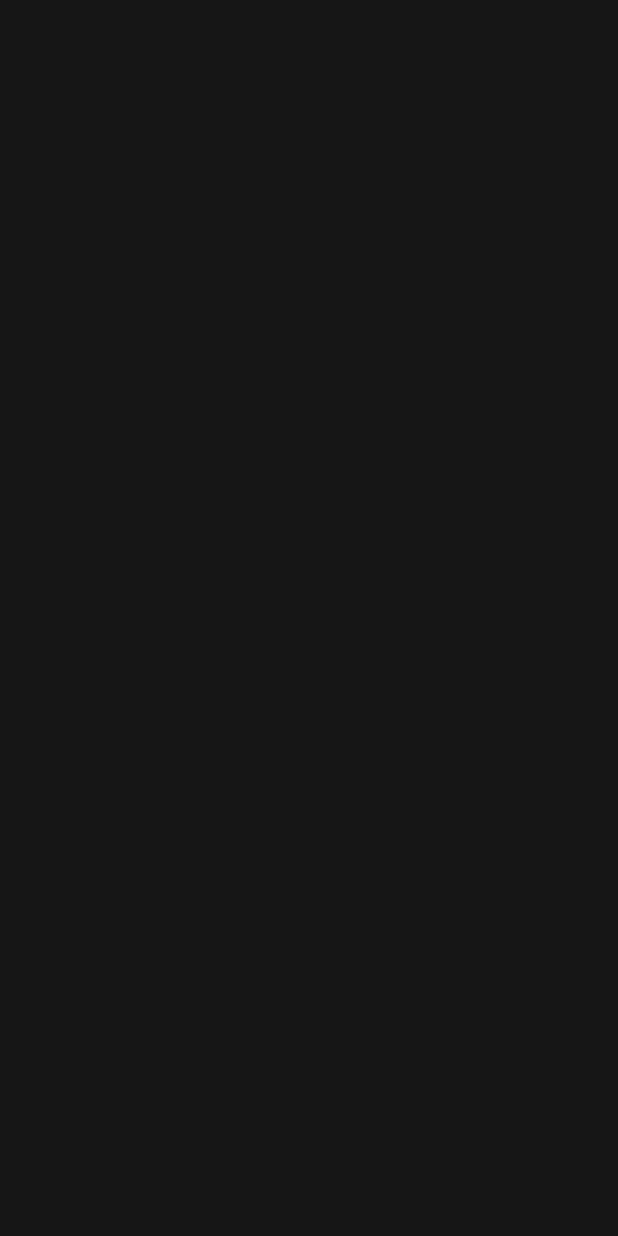
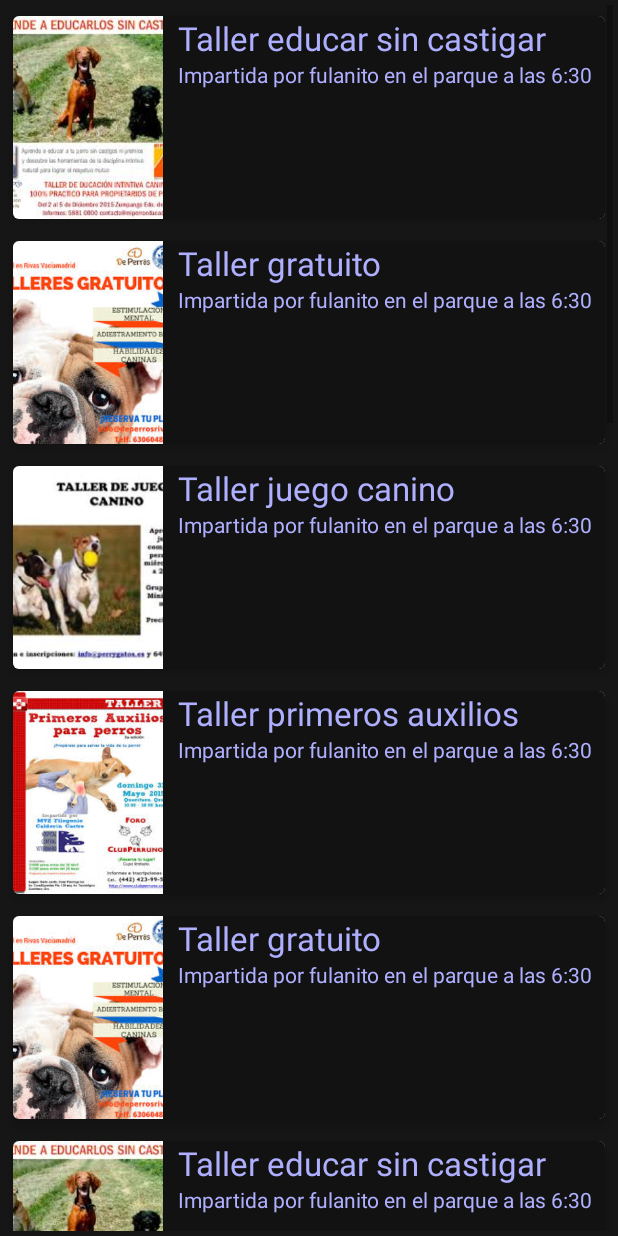
Before and after one commit to kzrrz/MyApplication, an Android app: the TalleresCursosActivity screen opened directly, with no data from a screen before it, on a phone screen of 412 x 824 dp. Before the commit the screen is empty. Run offline under Robolectric (Android 15) with nearby library versions, the phone set to English and light mode, and no system bars.

Commit message:
versión 0.6.1 se agregó: -SE AGREGARON COMENTARIOS AL CODIGO DE LAS CLASES JAVA -clases java:             -taller: contiene los campos que tendrá cada taller en la galeria, ejemplo: nombre, edad, etc.             -TallerAdapter: adaptaptador donde se imprimen los campos en el recyclerview y cardview.             -TalleresCursosActivity: (se modificó): se agregaron los items para la galería.
 -XML:
         - cardview_taller: se agregó el elemento cardview, donde se visualizará cada item en la galería.
         - activity_talleres_cursos: (se modificó), se agregó el elmento recycler view para la galería.

 -carpetas:
        - drawable (ya existía): se agregaron imagenes de los talleres que se mostraran en la galería.

        :V

```diff
--- a/app/src/main/java/com/example/lsc/perrerampal/AnimalAdapter.java
+++ b/app/src/main/java/com/example/lsc/perrerampal/AnimalAdapter.java
@@ -13,16 +13,20 @@ import java.util.List;
  * Created by jesus on 23/03/2017.
  */
 
+/*
+clase AnimalAdapter el cual es un adaptador para superponer los cardview en el recyclerview
+* */
 public class AnimalAdapter extends RecyclerView.Adapter<AnimalAdapter.AnimalViewHolder> {
 //:V
-private List<animal> items;
+private List<animal> items;//se obtiene la lista de los animales
 
 public static class AnimalViewHolder extends RecyclerView.ViewHolder {
     // Campos respectivos de un item
-    public ImageView imagen;
-    public TextView nombre;
-    public TextView descripcion;
+    public ImageView imagen; //se declara un imageview para la imagen del animal
+    public TextView nombre;//se declara un imageview para la imagen del animal
+    public TextView descripcion; //se declara un textview para la imagen del animal
 
+    //se declara un constructor para la galeria el cual tendrá imagen, nombre y una descripcion del animal
     public AnimalViewHolder(View v) {
         super(v);
         imagen = (ImageView) v.findViewById(R.id.imagen);
@@ -37,17 +41,19 @@ public static class AnimalViewHolder extends RecyclerView.ViewHolder {
 
     @Override
     public int getItemCount() {
-        return items.size();
+        return items.size();//se obtiene el tamaño de las imagenes y los retorna adaptados a la galeria
     }
 
     @Override
     public AnimalAdapter.AnimalViewHolder onCreateViewHolder(ViewGroup viewGroup, int i) {
         View v = LayoutInflater.from(viewGroup.getContext())
-                .inflate(R.layout.cardview, viewGroup, false);
+                .inflate(R.layout.cardview, viewGroup, false);//se inflan los cardview en la galeria
         return new AnimalAdapter.AnimalViewHolder(v);
     }
 
     @Override
+    /*se muestra la galeria en un recycler view sobreponiendo los cardview, los cuales tendran una imagen del animal,
+                 nombre del animal y una descripcion del animal*/
     public void onBindViewHolder(AnimalAdapter.AnimalViewHolder viewHolder, int i) {
         viewHolder.imagen.setImageResource(items.get(i).getImagen());
         viewHolder.nombre.setText(""+String.valueOf(items.get(i).getNombre()));
--- a/app/src/main/java/com/example/lsc/perrerampal/ListaAdopcion.java
+++ b/app/src/main/java/com/example/lsc/perrerampal/ListaAdopcion.java
@@ -9,21 +9,28 @@ import java.util.ArrayList;
 import java.util.List;
 
 
+/*
+CLASE ListaAdopcion en el cual  se implementa el recyclerView y el Cardview para la galeria mediante un administrador, aqui se
+  obtiene la informacion de cada taller y la imagen del taller
+*/
+
 public class ListaAdopcion extends AppCompatActivity {
 
     //Se declaran los recycler necesarios
-    private RecyclerView recycler;
-    private RecyclerView.Adapter adapter;
-    private RecyclerView.LayoutManager lManager;
+    private RecyclerView recycler;//se declara un recyvler view para la galeria
+    private RecyclerView.Adapter adapter;//se declara un adaptador para la galeria
+    private RecyclerView.LayoutManager lManager;//se declara un administrador para que junte el RecyclerView y el Cardview en la galeria
 
     @Override
     protected void onCreate(Bundle savedInstanceState) {
         super.onCreate(savedInstanceState);
-        setContentView(R.layout.activity_lista_adopcion);
+        setContentView(R.layout.activity_lista_adopcion);//se liga con el xml de la clase JAVA ListaAdopcion (QUE ES ESTA)
 
-        // Inicializar lista de animales
-        List items = new ArrayList();
+        // Se inicializar el arreglo para la lista de animales que aparecerán en la galeria
 
+        List items = new ArrayList();//se declara la lista de items (animales)
+
+        //se agregan los talleres a la lista antes declarada
         items.add(new animal(R.drawable.perro01, "Firulais", "Es muy cariñoso "));
         items.add(new animal(R.drawable.perro02, "Daisy", "Es juguetón"));
         items.add(new animal(R.drawable.perro03, "Toby", "Es muy peligroso XD"));
@@ -41,15 +48,15 @@ public class ListaAdopcion extends AppCompatActivity {
         items.add(new animal(R.drawable.perro15, "Bamby", "Tiene doctorado"));
         items.add(new animal(R.drawable.perro16, "Africa", "Especialista en ladrar fuerte"));
 
-// Obtener el Recycler
+// Se obtiene el recycler view (se declaró al principio) el cual es un xml, mediante su id (reciclador)
         recycler = (RecyclerView) findViewById(R.id.reciclador);
         recycler.setHasFixedSize(true);
 
-// Usar un administrador para LinearLayout
+// Se usa un administrador (se declaró al principio) para LinearLayout de la galeria de animales
         lManager = new LinearLayoutManager(this);
         recycler.setLayoutManager(lManager);
 
-// Crear un nuevo adaptador
+// Se crea un nuevo adaptador (se declaró al principio) para juntar el recyclerview con los cardview
         adapter = new AnimalAdapter(items);
         recycler.setAdapter(adapter);
     }
--- /dev/null
+++ b/app/src/main/java/com/example/lsc/perrerampal/TallerAdapter.java
@@ -0,0 +1,61 @@
+package com.example.lsc.perrerampal;
+
+import android.support.v7.widget.RecyclerView;
+import android.view.LayoutInflater;
+import android.view.View;
+import android.view.ViewGroup;
+import android.widget.ImageView;
+import android.widget.TextView;
+
+import java.util.List;
+
+/**
+ * Created by jesus on 29/03/2017.
+ */
+/*
+clase TallerAdapter el cual es un adaptador para superponer los cardview en el recyclerview
+* */
+public class TallerAdapter extends RecyclerView.Adapter<TallerAdapter.TallerViewHolder> {
+
+    private List<taller> items; //se obtiene la lista de los talleres
+
+    public static class TallerViewHolder extends RecyclerView.ViewHolder {
+        // Campos respectivos de un item
+        public ImageView imagen_taller; //se declara un imageview para la imagen del taller
+        public TextView nombre_taller; //se declara un textview para el nombre del taller
+        public TextView descripcion_taller;//se declara un textview para la descripcion del taller
+
+        //se declara un constructor para la galeria el cual tendrá imagen, nombre del taller y una descripcion
+        public TallerViewHolder(View v) {
+            super(v);
+            imagen_taller = (ImageView) v.findViewById(R.id.imagen_taller);
+            nombre_taller = (TextView) v.findViewById(R.id.nombre_taller);
+            descripcion_taller = (TextView) v.findViewById(R.id.descripcion_taller);
+        }
+    }
+
+    public TallerAdapter(List<taller> items) {
+        this.items = items;
+    }
+
+    @Override
+    public int getItemCount() {
+        return items.size(); //se obtiene el tamaño de las imagenes y los retorna adaptados a la galeria
+    }
+
+    @Override
+    public TallerViewHolder onCreateViewHolder(ViewGroup viewGroup, int i) { //se inflan los cardview en la galeria
+        View v = LayoutInflater.from(viewGroup.getContext())
+                .inflate(R.layout.cardview_taller, viewGroup, false);
+        return new TallerViewHolder(v);
+    }
+
+    @Override/*se muestra la galeria en un recycler view sobreponiendo los cardview, los cuales tendran una imagen del taller,
+                 nombre del taller y una descripcion del taller*/
+    public void onBindViewHolder(TallerViewHolder viewHolder, int i) {
+        viewHolder.imagen_taller.setImageResource(items.get(i).getImagen_taller());
+        viewHolder.nombre_taller.setText(""+String.valueOf(items.get(i).getNombre_taller()));
+        viewHolder.descripcion_taller.setText(""+String.valueOf(items.get(i).getDescripcion_taller()));
+    }
+
+}
--- a/app/src/main/java/com/example/lsc/perrerampal/TalleresCursosActivity.java
+++ b/app/src/main/java/com/example/lsc/perrerampal/TalleresCursosActivity.java
@@ -2,12 +2,58 @@ package com.example.lsc.perrerampal;
 
 import android.support.v7.app.ActionBarActivity;
 import android.os.Bundle;
+import android.support.v7.app.AppCompatActivity;
+import android.support.v7.widget.LinearLayoutManager;
+import android.support.v7.widget.RecyclerView;
 
-public class TalleresCursosActivity extends ActionBarActivity {
+import java.util.ArrayList;
+import java.util.List;
 
+/*CLASE TalleresCursosActivity en el cual  se implementa el recyclerView y el Cardview para la galeria mediante un administrador, aqui se
+  obtiene la informacion de cada taller y la imagen del taller
+
+*/
+public class TalleresCursosActivity extends AppCompatActivity {
+    private RecyclerView recycler_taller; //se declara un recyvler view para la galeria
+    private RecyclerView.Adapter adapter_taller;//se declara un adaptador para la galeria
+    private RecyclerView.LayoutManager lManager_taller;//se declara un administrador para que junte el RecyclerView y el Cardview en la galeria
     @Override
     protected void onCreate(Bundle savedInstanceState) {
         super.onCreate(savedInstanceState);
-        setContentView(R.layout.activity_talleres_cursos);
+        setContentView(R.layout.activity_talleres_cursos); //se liga con el xml de la clase JAVA TalleresCursosActivity (QUE ES ESTA)
+
+        // Se inicializar el arreglo para la lista de talleres que aparecerán en la galeria
+
+        List items = new ArrayList(); //se declara la lista de items (talleres)
+
+        //se agregan los talleres a la lista antes declarada
+        items.add(new taller(R.drawable.taller_educar_sin_castigar, "Taller educar sin castigar", "Impartida por fulanito en el parque a las 6:30"));
+        items.add(new taller(R.drawable.taller_gratuito, "Taller gratuito", "Impartida por fulanito en el parque a las 6:30"));
+        items.add(new taller(R.drawable.taller_juego_canino, "Taller juego canino", "Impartida por fulanito en el parque a las 6:30"));
+        items.add(new taller(R.drawable.taller_primeros_auxilios, "Taller primeros auxilios", "Impartida por fulanito en el parque a las 6:30"));
+        items.add(new taller(R.drawable.taller_gratuito, "Taller gratuito", "Impartida por fulanito en el parque a las 6:30"));
+        items.add(new taller(R.drawable.taller_educar_sin_castigar, "Taller educar sin castigar", "Impartida por fulanito en el parque a las 6:30"));
+        items.add(new taller(R.drawable.taller_juego_canino, "Taller juego canino", "Impartida por fulanito en el parque a las 6:30"));
+        items.add(new taller(R.drawable.taller_primeros_auxilios, "Taller primeros auxilios", "Impartida por fulanito en el parque a las 6:30"));
+        items.add(new taller(R.drawable.taller_educar_sin_castigar, "Taller educar sin castigar", "Impartida por fulanito en el parque a las 6:30"));
+        items.add(new taller(R.drawable.taller_juego_canino, "Taller juego canino", "Impartida por fulanito en el parque a las 6:30"));
+        items.add(new taller(R.drawable.taller_gratuito, "Taller gratuito", "Impartida por fulanito en el parque a las 6:30"));
+        items.add(new taller(R.drawable.taller_educar_sin_castigar, "Taller educar sin castigar", "Impartida por fulanito en el parque a las 6:30"));
+        items.add(new taller(R.drawable.taller_gratuito, "Taller gratuito", "Impartida por fulanito en el parque a las 6:30"));
+        items.add(new taller(R.drawable.taller_primeros_auxilios, "Taller primeros auxilios", "Impartida por fulanito en el parque a las 6:30"));
+        items.add(new taller(R.drawable.taller_juego_canino, "Taller juego canino", "Impartida por fulanito en el parque a las 6:30"));
+        items.add(new taller(R.drawable.taller_educar_sin_castigar, "Taller educar sin castigar", "Impartida por fulanito en el parque a las 6:30"));
+
+// Se obtiene el recycler view (se declaró al principio) el cual es un xml, mediante su id (reciclador_taller)
+        recycler_taller = (RecyclerView) findViewById(R.id.reciclador_taller);
+        recycler_taller.setHasFixedSize(true);
+
+// Se usa un administrador (se declaró al principio) para LinearLayout de la galeria de talleres
+        lManager_taller = new LinearLayoutManager(this);
+        recycler_taller.setLayoutManager(lManager_taller);
+
+// Se crea un nuevo adaptador (se declaró al principio) para juntar el recyclerview con los cardview
+        adapter_taller = new TallerAdapter(items);
+        recycler_taller.setAdapter(adapter_taller);
     }
 }
--- a/app/src/main/java/com/example/lsc/perrerampal/animal.java
+++ b/app/src/main/java/com/example/lsc/perrerampal/animal.java
@@ -3,6 +3,10 @@ package com.example.lsc.perrerampal;
 /**
  * Created by jesus on 22/03/2017.
  */
+
+/*
+* clase animal donde se obtiene la informacion del animal y los retorna al adaptador para mostrarlos en la galeria
+* */
 
 public class animal {
     //campos que tendrá cada animal en su cardview
@@ -10,12 +14,14 @@ public class animal {
     private String nombre;
     private String descripcion;
 
+    //se declara un constructor para los animales
     public animal(int imagen, String nombre, String descripcion) {
         this.imagen = imagen;
         this.nombre = nombre;
         this.descripcion= descripcion;
     }
 
+    //se retornan la informacion de los animales
     public String getNombre() {
         return nombre;
     }
--- /dev/null
+++ b/app/src/main/java/com/example/lsc/perrerampal/taller.java
@@ -0,0 +1,35 @@
+package com.example.lsc.perrerampal;
+
+/**
+ * Created by jesus on 29/03/2017.
+ */
+
+/*
+* clase taller donde se obtiene la informacion del taller y los retorna al adaptador para mostrarlos en la galeria
+* */
+public class taller {
+    //campos que tendrá cada taller en su cardview
+    private int imagen_taller;
+    private String nombre_taller;
+    private String descripcion_taller;
+
+    //se declara un constructor para los talleres
+    public taller(int imagen_taller, String nombre_taller, String descripcion_taller) {
+        this.imagen_taller = imagen_taller;
+        this.nombre_taller = nombre_taller;
+        this.descripcion_taller= descripcion_taller;
+    }
+
+    //retorna los datos de los talleres
+    public String getNombre_taller() {
+        return nombre_taller;
+    }
+
+    public String getDescripcion_taller() {
+        return descripcion_taller;
+    }
+
+    public int getImagen_taller() {
+        return imagen_taller;
+    }
+}
--- a/app/src/main/res/layout/activity_talleres_cursos.xml
+++ b/app/src/main/res/layout/activity_talleres_cursos.xml
@@ -1,13 +1,9 @@
 <?xml version="1.0" encoding="utf-8"?>
-<RelativeLayout xmlns:android="http://schemas.android.com/apk/res/android"
-    xmlns:tools="http://schemas.android.com/tools"
-    android:id="@+id/activity_talleres_cursos"
+<android.support.v7.widget.RecyclerView
+    xmlns:android="http://schemas.android.com/apk/res/android"
+    android:id="@+id/reciclador_taller"
+    android:background="#161616"
     android:layout_width="match_parent"
     android:layout_height="match_parent"
-    android:paddingBottom="@dimen/activity_vertical_margin"
-    android:paddingLeft="@dimen/activity_horizontal_margin"
-    android:paddingRight="@dimen/activity_horizontal_margin"
-    android:paddingTop="@dimen/activity_vertical_margin"
-    tools:context="com.example.lsc.perrerampal.TalleresCursosActivity">
-
-</RelativeLayout>
+    android:padding="3dp"
+    android:scrollbars="vertical" />
--- /dev/null
+++ b/app/src/main/res/layout/cardview_taller.xml
@@ -0,0 +1,44 @@
+<?xml version="1.0" encoding="utf-8"?>
+<android.support.v7.widget.CardView xmlns:android="http://schemas.android.com/apk/res/android"
+    xmlns:card_view="http://schemas.android.com/apk/res-auto"
+    android:layout_width="match_parent"
+    android:layout_height="150dp"
+    card_view:cardCornerRadius="4dp"
+    card_view:cardElevation="4dp"
+    card_view:cardUseCompatPadding="true">
+
+    <RelativeLayout
+        android:background="#121212"
+        android:layout_width="match_parent"
+        android:layout_height="wrap_content">
+
+        <ImageView
+            android:id="@+id/imagen_taller"
+            android:layout_width="100dp"
+            android:layout_height="150dp"
+            android:scaleType="centerCrop" />
+
+        <TextView
+            android:layout_width="wrap_content"
+            android:layout_height="wrap_content"
+            android:textAppearance="?android:attr/textAppearanceLarge"
+            android:text="Large Text"
+            android:id="@+id/nombre_taller"
+            android:textColor="#AFAFFF"
+            android:layout_toRightOf="@+id/imagen_taller"
+            android:layout_alignParentTop="true"
+            android:layout_marginLeft="10dp" />
+
+        <TextView
+            android:layout_width="wrap_content"
+            android:layout_height="wrap_content"
+            android:textColor="#AFAFFF"
+            android:textAppearance="?android:attr/textAppearanceSmall"
+            android:text="Small Text"
+            android:id="@+id/descripcion_taller"
+            android:layout_below="@+id/nombre_taller"
+            android:layout_alignLeft="@+id/nombre_taller" />
+
+    </RelativeLayout>
+
+</android.support.v7.widget.CardView>
```
Also changed, not shown: app/src/main/res/drawable/taller_educar_sin_castigar.jpg (added), app/src/main/res/drawable/taller_gratuito.jpg (added), app/src/main/res/drawable/taller_juego_canino.jpg (added), app/src/main/res/drawable/taller_primeros_auxilios.jpg (added).
